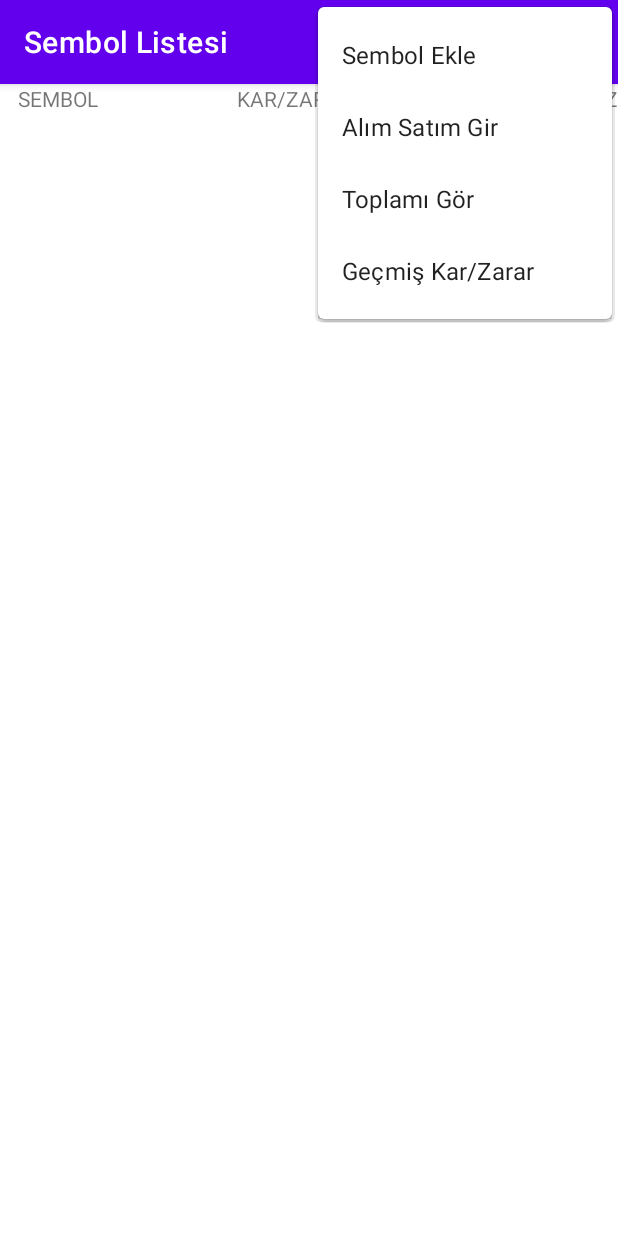
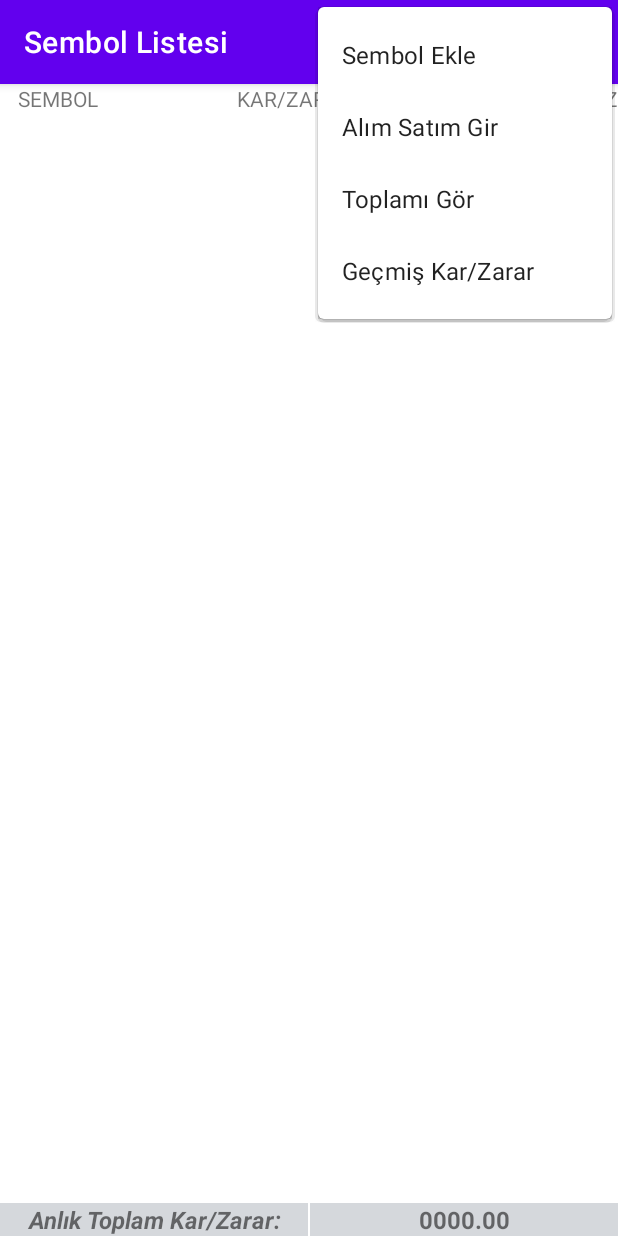
Before and after one commit to brkens/YatirimTakip, an Android app: the screen it shows after launch (MainActivity), with the options menu open, on a phone screen of 412 x 824 dp. Run offline under Robolectric (Android 15) with nearby library versions, the phone set to English and light mode, and no system bars; our stand-ins replace Room's generated code, navigation-ui; 1 statement that could not run was skipped.

Commit message:
Overall total profit/loss is added to the starting fragment

```diff
--- a/app/src/main/java/com/bebsoft/yatirimtakip/fragment/SymbolListFragment.kt
+++ b/app/src/main/java/com/bebsoft/yatirimtakip/fragment/SymbolListFragment.kt
@@ -1,5 +1,6 @@
 package com.bebsoft.yatirimtakip.fragment
 
+import android.graphics.Color
 import android.os.Bundle
 import android.view.LayoutInflater
 import android.view.View
@@ -7,6 +8,7 @@ import android.view.ViewGroup
 import androidx.fragment.app.Fragment
 import androidx.navigation.fragment.findNavController
 import androidx.recyclerview.widget.LinearLayoutManager
+import com.bebsoft.yatirimtakip.Constants
 import com.bebsoft.yatirimtakip.MainActivity
 import com.bebsoft.yatirimtakip.adapter.SymbolListAdapter
 import com.bebsoft.yatirimtakip.database.DataProvider
@@ -19,6 +21,7 @@ import kotlinx.coroutines.launch
 import kotlinx.coroutines.withContext
 import org.jsoup.Jsoup
 import java.io.IOException
+import java.math.BigDecimal
 import java.math.RoundingMode
 
 /**
@@ -96,8 +99,31 @@ class SymbolListFragment : Fragment() {
                 }
             }
 
+            var overAllTotalProfitLoss = BigDecimal(0)
+            for (symbol in symbolNameLivePriceHashMap.keys) {
+                val meanVal = symbolNameMeanValueHashMap[symbol]
+                val symbolVal = symbolNameLivePriceHashMap[symbol]
+                if (!symbolVal.isNullOrEmpty() && !(meanVal.isNullOrEmpty() || meanVal == Constants.emptyString)) {
+                    val profitLoss = (symbolVal.toBigDecimal() - meanVal.toBigDecimal()) * (symbolNameTotalPiecesHashMap[symbol]?.toBigDecimal()!!)
+                    overAllTotalProfitLoss = overAllTotalProfitLoss.add(profitLoss)
+                }
+            }
+
             withContext(Dispatchers.Main) {
                 symbolListAdapter.notifyDataSetChanged()
+
+                binding.tvSymvolListTotalCostValue.text = overAllTotalProfitLoss.setScale(2, RoundingMode.UP).toString()
+                when {
+                    overAllTotalProfitLoss > BigDecimal(0) -> {
+                        binding.tvSymvolListTotalCostValue.setTextColor(Color.rgb(123, 159, 46))
+                    }
+                    overAllTotalProfitLoss < BigDecimal(0) -> {
+                        binding.tvSymvolListTotalCostValue.setTextColor(Color.RED)
+                    }
+                    else -> {
+                        binding.tvSymvolListTotalCostValue.setTextColor(Color.BLACK)
+                    }
+                }
             }
         }
 
--- a/app/src/main/res/layout/fragment_symbol_list.xml
+++ b/app/src/main/res/layout/fragment_symbol_list.xml
@@ -8,7 +8,7 @@
     tools:context=".fragment.SymbolListFragment">
 
     <TextView
-        android:id="@+id/textView"
+        android:id="@+id/tvSymbolListSymbolTitle"
         android:layout_width="wrap_content"
         android:layout_height="wrap_content"
         android:text="@string/symbol_uppercase"
@@ -18,15 +18,16 @@
         android:paddingEnd="12dp"/>
 
     <TextView
+        android:id="@+id/tvSymbolListProfitLossTitle"
         android:layout_width="wrap_content"
         android:layout_height="wrap_content"
         android:text="@string/profit_loss_title"
-        app:layout_constraintEnd_toStartOf="@+id/textView2"
-        app:layout_constraintStart_toEndOf="@+id/textView"
+        app:layout_constraintEnd_toStartOf="@+id/tvSymbolListMeanTitle"
+        app:layout_constraintStart_toEndOf="@+id/tvSymbolListSymbolTitle"
         app:layout_constraintTop_toTopOf="parent" />
 
     <TextView
-        android:id="@+id/textView2"
+        android:id="@+id/tvSymbolListMeanTitle"
         android:layout_width="wrap_content"
         android:layout_height="wrap_content"
         android:text="@string/mean_title_uppercase"
@@ -37,6 +38,32 @@
         android:id="@+id/rvSymbolList"
         android:layout_width="match_parent"
         android:layout_height="0dp"
+        app:layout_constraintTop_toBottomOf="@+id/tvSymbolListSymbolTitle" />
+
+    <TextView
+        android:id="@+id/tvSymbolListTotalCostText"
+        android:layout_width="0dp"
+        android:layout_height="wrap_content"
+        android:text="@string/live_total_cost_text"
+        android:textAlignment="center"
+        android:textStyle="italic|bold"
+        android:textSize="16sp"
         app:layout_constraintBottom_toBottomOf="parent"
-        app:layout_constraintTop_toBottomOf="@+id/textView" />
+        app:layout_constraintStart_toStartOf="parent"
+        app:layout_constraintWidth_percent="0.499"
+        android:background="@color/gray"/>
+
+    <TextView
+        android:id="@+id/tvSymvolListTotalCostValue"
+        android:layout_width="0dp"
+        android:layout_height="wrap_content"
+        android:text="@string/default_cost"
+        android:textAlignment="center"
+        android:textSize="16sp"
+        android:textStyle="bold"
+        app:layout_constraintWidth_percent="0.499"
+        app:layout_constraintBottom_toBottomOf="parent"
+        app:layout_constraintEnd_toEndOf="parent"
+        android:background="@color/gray"/>
+
 </androidx.constraintlayout.widget.ConstraintLayout>
--- a/app/src/main/res/values/colors.xml
+++ b/app/src/main/res/values/colors.xml
@@ -7,6 +7,7 @@
     <color name="teal_700">#FF018786</color>
     <color name="black">#FF000000</color>
     <color name="white">#FFFFFFFF</color>
+    <color name="gray">#D5D8DC</color>
 
     <color name="item_symbol_list_start_color">#2FF9F2</color>
     <color name="item_symbol_list_center_color">#1DCAC4</color>
--- a/app/src/main/res/values/strings.xml
+++ b/app/src/main/res/values/strings.xml
@@ -40,4 +40,5 @@
     <string name="history_title">Geçmiş Kâr/Zarar Listesi (Toplu)</string>
     <string name="total_text">TOPLAM:</string>
     <string name="not_calculated">!!!</string>
+    <string name="live_total_cost_text">Anlık Toplam Kar/Zarar:</string>
 </resources>
```
